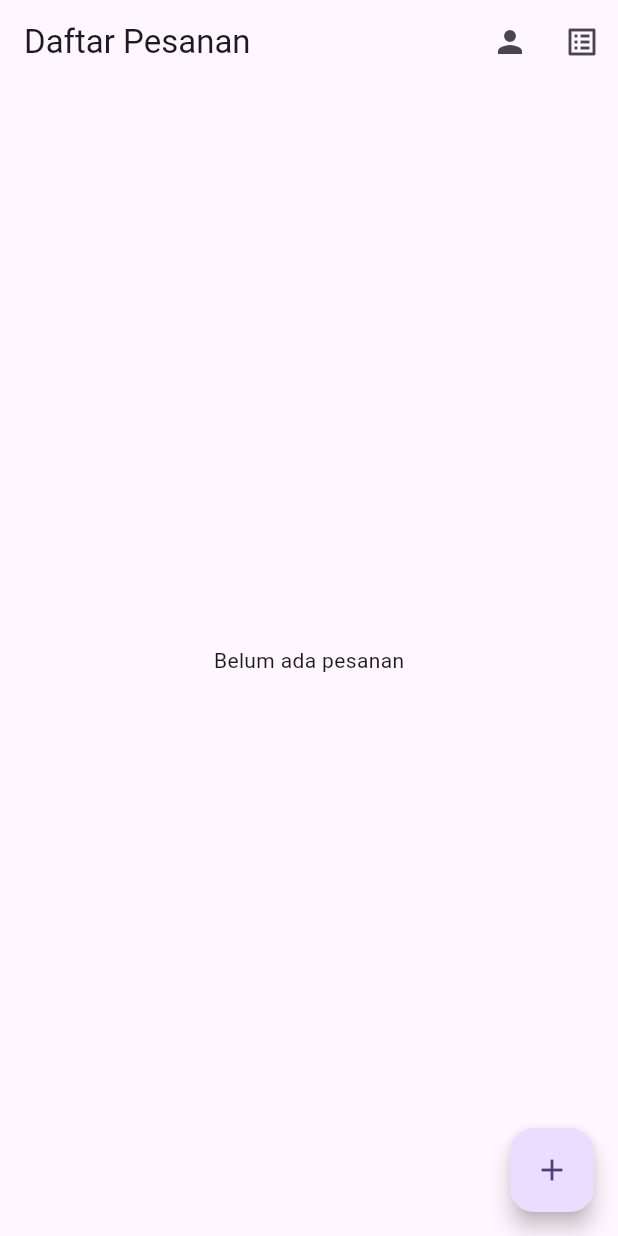
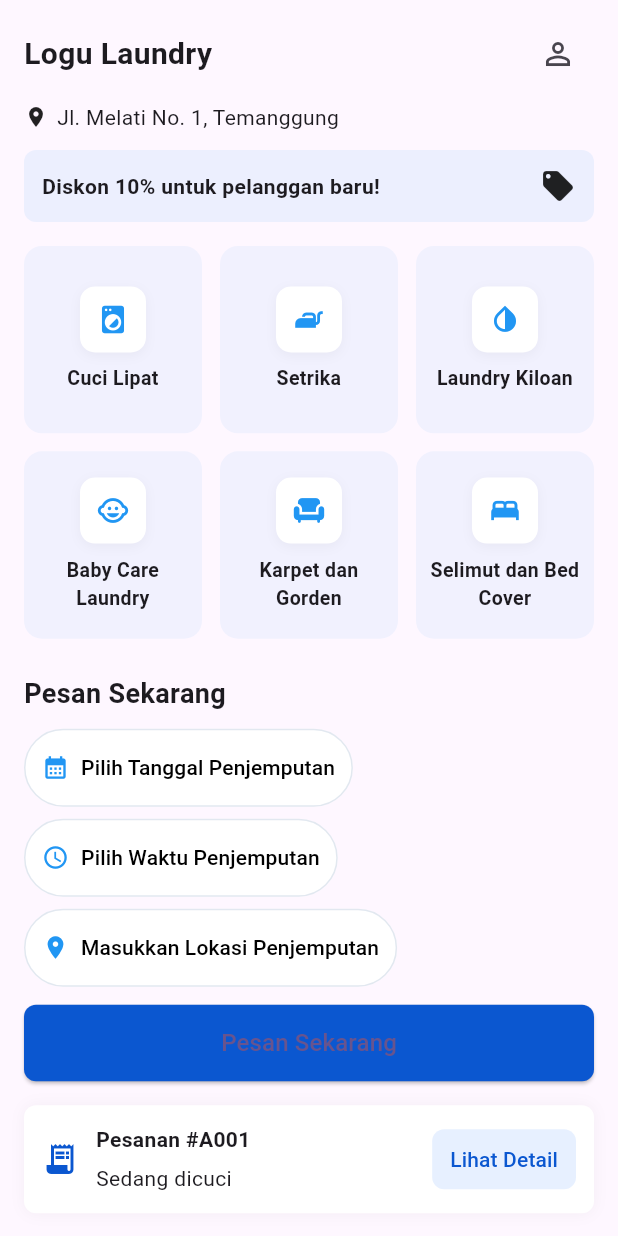
Before and after one commit to rizkiangg/mws-tubes, a Flutter app: the screen it shows after launch, on a phone screen of 412 x 824 dp. Run offline on Flutter 3.47's test engine with Material 3 defaults, Android fonts, the phone set to English and light mode, and no system bars.

Commit message:
feat: Add Homepage

```diff
--- a/lib/main.dart
+++ b/lib/main.dart
@@ -6,6 +6,7 @@ import 'src/pages/order_add_page.dart';
 import 'src/pages/order_detail_page.dart';
 import 'src/pages/user_page.dart';
 import 'src/pages/price_list_page.dart';
+import 'src/pages/home_page.dart';
 
 void main() {
   runApp(const MyApp());
@@ -26,7 +27,8 @@ class MyApp extends StatelessWidget {
         ),
         initialRoute: '/',
         routes: {
-          '/': (_) => const OrderListPage(),
+          '/': (_) => const HomePage(),
+          '/orders': (_) => const OrderListPage(),
           '/add': (_) => const OrderAddPage(),
           '/user': (_) => const UserPage(),
           '/prices': (_) => const PriceListPage(),
--- /dev/null
+++ b/lib/src/pages/home_page.dart
@@ -0,0 +1,195 @@
+import 'package:flutter/material.dart';
+import '../widgets/service_card.dart';
+
+class HomePage extends StatelessWidget {
+  const HomePage({super.key});
+
+  Widget _pickButton(BuildContext context, String label, IconData icon) {
+    return OutlinedButton.icon(
+      onPressed: () {},
+      icon: Icon(icon, color: Colors.blue),
+      label: Expanded(
+        child: Text(label, style: const TextStyle(color: Colors.black)),
+      ),
+      style: OutlinedButton.styleFrom(
+        backgroundColor: Colors.white,
+        side: const BorderSide(color: Color(0xFFE2E8F0)),
+        padding: const EdgeInsets.symmetric(vertical: 16, horizontal: 12),
+        alignment: Alignment.centerLeft,
+      ),
+    );
+  }
+
+  @override
+  Widget build(BuildContext context) {
+    return Scaffold(
+      body: SafeArea(
+        child: SingleChildScrollView(
+          padding: const EdgeInsets.symmetric(horizontal: 16, vertical: 12),
+          child: Column(
+            crossAxisAlignment: CrossAxisAlignment.start,
+            children: [
+              Row(
+                children: [
+                  const Expanded(
+                    child: Text(
+                      'Logu Laundry',
+                      style: TextStyle(
+                        fontSize: 20,
+                        fontWeight: FontWeight.bold,
+                      ),
+                    ),
+                  ),
+                  IconButton(
+                    onPressed: () {},
+                    icon: const Icon(Icons.person_outline),
+                  ),
+                ],
+              ),
+              const SizedBox(height: 8),
+              Row(
+                children: const [
+                  Icon(Icons.location_on, size: 16),
+                  SizedBox(width: 6),
+                  Expanded(child: Text('Jl. Melati No. 1, Temanggung')),
+                ],
+              ),
+              const SizedBox(height: 12),
+              Container(
+                width: double.infinity,
+                padding: const EdgeInsets.all(12),
+                decoration: BoxDecoration(
+                  color: const Color.fromRGBO(33, 150, 243, 0.08),
+                  borderRadius: BorderRadius.circular(8),
+                ),
+                child: Row(
+                  children: const [
+                    Expanded(
+                      child: Text(
+                        'Diskon 10% untuk pelanggan baru!',
+                        style: TextStyle(fontWeight: FontWeight.w600),
+                      ),
+                    ),
+                    Icon(Icons.local_offer),
+                  ],
+                ),
+              ),
+              const SizedBox(height: 16),
+              GridView.count(
+                physics: const NeverScrollableScrollPhysics(),
+                shrinkWrap: true,
+                crossAxisCount: 3,
+                crossAxisSpacing: 12,
+                mainAxisSpacing: 12,
+                childAspectRatio: 0.95,
+                children: const [
+                  ServiceCard(
+                    label: 'Cuci Lipat',
+                    icon: Icons.local_laundry_service,
+                  ),
+                  ServiceCard(label: 'Setrika', icon: Icons.iron),
+                  ServiceCard(
+                    label: 'Laundry Kiloan',
+                    icon: Icons.invert_colors,
+                  ),
+                  ServiceCard(
+                    label: 'Baby Care Laundry',
+                    icon: Icons.child_care,
+                  ),
+                  ServiceCard(label: 'Karpet dan Gorden', icon: Icons.chair),
+                  ServiceCard(label: 'Selimut dan Bed Cover', icon: Icons.bed),
+                ],
+              ),
+              const SizedBox(height: 24),
+              const Text(
+                'Pesan Sekarang',
+                style: TextStyle(fontSize: 18, fontWeight: FontWeight.bold),
+              ),
+              const SizedBox(height: 10),
+              _pickButton(
+                context,
+                'Pilih Tanggal Penjemputan',
+                Icons.calendar_month,
+              ),
+              const SizedBox(height: 8),
+              _pickButton(context, 'Pilih Waktu Penjemputan', Icons.schedule),
+              const SizedBox(height: 8),
+              _pickButton(context, 'Masukkan Lokasi Penjemputan', Icons.place),
+              const SizedBox(height: 12),
+              SizedBox(
+                width: double.infinity,
+                child: ElevatedButton(
+                  onPressed: () {},
+                  style: ElevatedButton.styleFrom(
+                    backgroundColor: const Color(0xFF0B57D0),
+                    padding: const EdgeInsets.symmetric(vertical: 14),
+                    shape: RoundedRectangleBorder(
+                      borderRadius: BorderRadius.circular(8),
+                    ),
+                  ),
+                  child: const Text(
+                    'Pesan Sekarang',
+                    style: TextStyle(fontSize: 16),
+                  ),
+                ),
+              ),
+              const SizedBox(height: 16),
+              // sample order summary card at bottom
+              Container(
+                width: double.infinity,
+                padding: const EdgeInsets.all(12),
+                decoration: BoxDecoration(
+                  color: Colors.white,
+                  borderRadius: BorderRadius.circular(8),
+                  boxShadow: const [
+                    BoxShadow(
+                      color: Color.fromRGBO(0, 0, 0, 0.04),
+                      blurRadius: 8,
+                    ),
+                  ],
+                ),
+                child: Row(
+                  children: [
+                    const Icon(Icons.receipt_long, color: Color(0xFF0B57D0)),
+                    const SizedBox(width: 12),
+                    Expanded(
+                      child: Column(
+                        crossAxisAlignment: CrossAxisAlignment.start,
+                        children: const [
+                          Text(
+                            'Pesanan #A001',
+                            style: TextStyle(fontWeight: FontWeight.w600),
+                          ),
+                          SizedBox(height: 6),
+                          Text('Sedang dicuci'),
+                        ],
+                      ),
+                    ),
+                    TextButton(
+                      onPressed: () {},
+                      style: TextButton.styleFrom(
+                        backgroundColor: const Color(0xFFE7F0FF),
+                        padding: const EdgeInsets.symmetric(
+                          horizontal: 12,
+                          vertical: 8,
+                        ),
+                        shape: RoundedRectangleBorder(
+                          borderRadius: BorderRadius.circular(8),
+                        ),
+                      ),
+                      child: const Text(
+                        'Lihat Detail',
+                        style: TextStyle(color: Color(0xFF0B57D0)),
+                      ),
+                    ),
+                  ],
+                ),
+              ),
+              const SizedBox(height: 60),
+            ],
+          ),
+        ),
+      ),
+    );
+  }
+}
--- /dev/null
+++ b/lib/src/widgets/service_card.dart
@@ -0,0 +1,64 @@
+import 'package:flutter/material.dart';
+
+class ServiceCard extends StatelessWidget {
+  final String label;
+  final IconData icon;
+  final VoidCallback? onTap;
+
+  const ServiceCard({
+    super.key,
+    required this.label,
+    required this.icon,
+    this.onTap,
+  });
+
+  @override
+  Widget build(BuildContext context) {
+    return GestureDetector(
+      onTap: onTap,
+      child: Container(
+        padding: const EdgeInsets.all(8),
+        decoration: BoxDecoration(
+          color: const Color.fromRGBO(33, 150, 243, 0.06),
+          borderRadius: BorderRadius.circular(12),
+        ),
+        child: Column(
+          mainAxisSize: MainAxisSize.min,
+          mainAxisAlignment: MainAxisAlignment.center,
+          children: [
+            Container(
+              width: 44,
+              height: 44,
+              decoration: BoxDecoration(
+                color: Colors.white,
+                borderRadius: BorderRadius.circular(10),
+                boxShadow: [
+                  const BoxShadow(
+                    color: Color.fromRGBO(0, 0, 0, 0.04),
+                    blurRadius: 6,
+                    offset: Offset(0, 2),
+                  ),
+                ],
+              ),
+              child: Icon(icon, size: 22, color: Colors.blue),
+            ),
+            const SizedBox(height: 8),
+            Flexible(
+              fit: FlexFit.loose,
+              child: Text(
+                label,
+                textAlign: TextAlign.center,
+                maxLines: 2,
+                overflow: TextOverflow.ellipsis,
+                style: const TextStyle(
+                  fontSize: 13,
+                  fontWeight: FontWeight.w600,
+                ),
+              ),
+            ),
+          ],
+        ),
+      ),
+    );
+  }
+}
```
